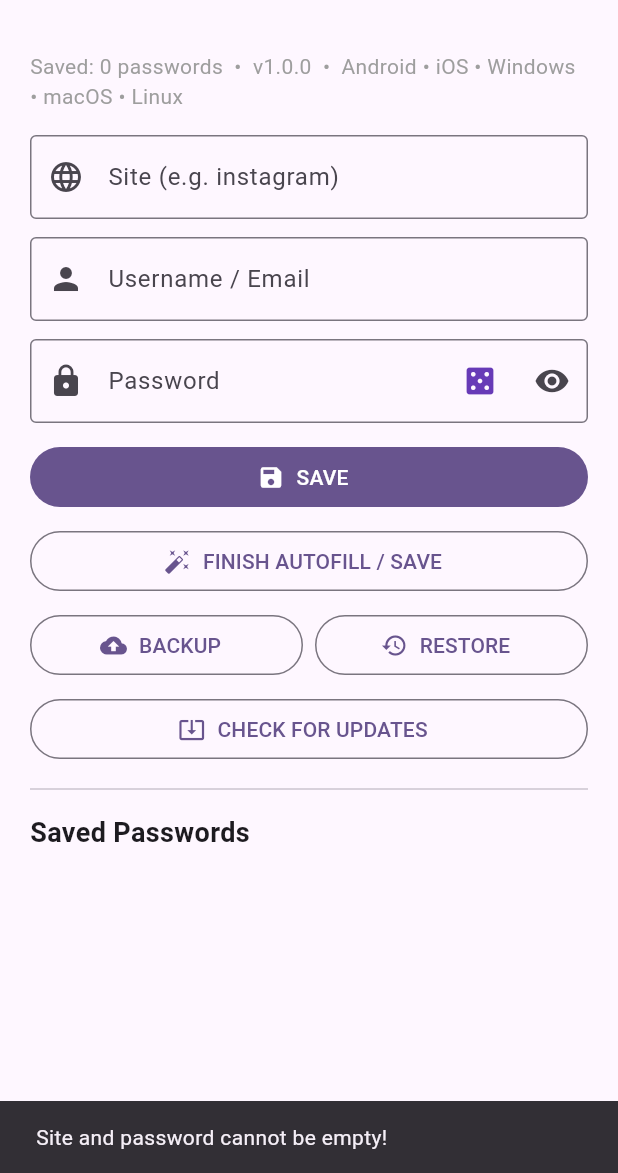
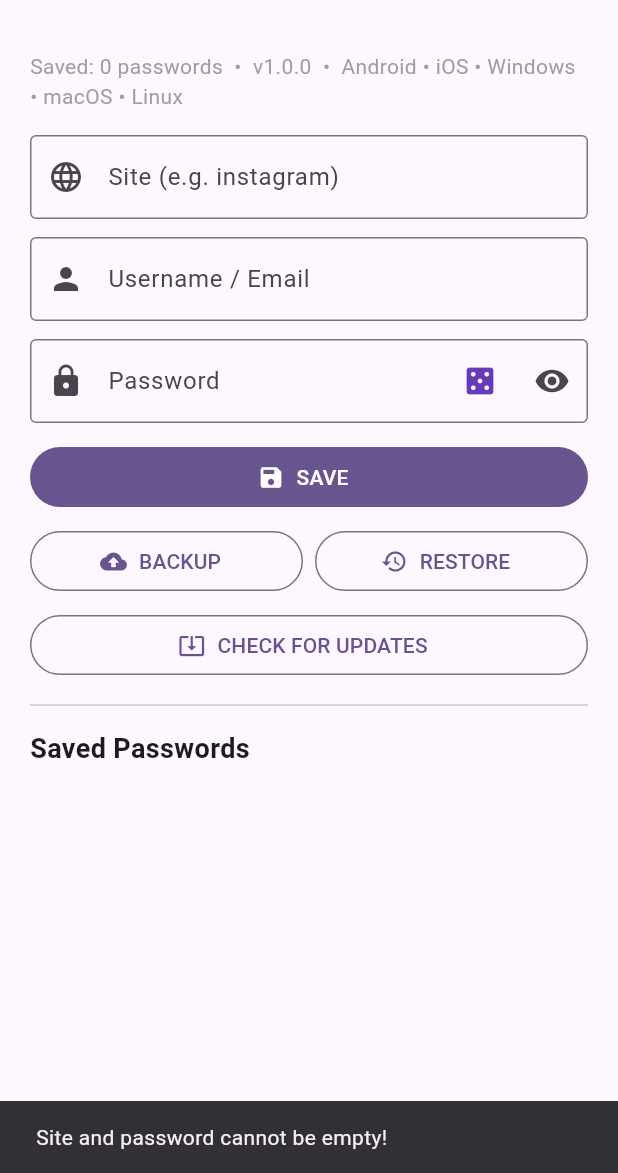
Before and after one commit to hasanylmztrk/SafeKey-Password-Generator, a Flutter app: the screen it shows after launch, after a tap on "SAVE", on a phone screen of 412 x 824 dp, the part 63-1236 px from its top. Run offline on Flutter 3.47's test engine with Material 3 defaults, Android fonts, the phone set to English and light mode, and no system bars; our stand-ins replace file_picker, flutter_secure_storage, share_plus.

Commit message:
Update main.dart

```diff
--- a/lib/main.dart
+++ b/lib/main.dart
@@ -104,7 +104,6 @@ class _HomePageState extends State<HomePage> {
       siteCtrl.clear(); userCtrl.clear(); passCtrl.clear();
     });
     await save();
-    TextInput.finishAutofillContext();
     if (!mounted) return;
     ScaffoldMessenger.of(context).showSnackBar(
       SnackBar(content: Text('$site saved! ✅')));
@@ -265,12 +264,12 @@ class _HomePageState extends State<HomePage> {
             Text('Saved: ${data.length} passwords  •  v$currentVersion  •  Android • iOS • Windows • macOS • Linux',
               style: const TextStyle(color: Colors.grey)),
             const SizedBox(height: 16),
-            AutofillGroup(
-              child: Column(
+            Column(
               children: [
                 TextField(
                   controller: siteCtrl,
-                    autofillHints: const [AutofillHints.url],
+                  enableSuggestions: false,
+                  autocorrect: false,
                   textInputAction: TextInputAction.next,
                   decoration: const InputDecoration(
                     labelText: 'Site (e.g. instagram)',
@@ -281,7 +280,8 @@ class _HomePageState extends State<HomePage> {
                 const SizedBox(height: 12),
                 TextField(
                   controller: userCtrl,
-                    autofillHints: const [AutofillHints.username, AutofillHints.email],
+                  enableSuggestions: false,
+                  autocorrect: false,
                   keyboardType: TextInputType.emailAddress,
                   textInputAction: TextInputAction.next,
                   decoration: const InputDecoration(
@@ -292,7 +292,8 @@ class _HomePageState extends State<HomePage> {
                 const SizedBox(height: 12),
                 TextField(
                   controller: passCtrl,
-                    autofillHints: const [AutofillHints.password],
+                  enableSuggestions: false,
+                  autocorrect: false,
                   obscureText: isPasswordHidden,
                   textInputAction: TextInputAction.done,
                   onSubmitted: (_) => add(),
@@ -317,7 +318,6 @@ class _HomePageState extends State<HomePage> {
                   ),
                 ),
               ],
-              ),
             ),
             if (isGeneratorOpen)
               Card(
@@ -369,8 +369,6 @@ class _HomePageState extends State<HomePage> {
             const SizedBox(height: 12),
             FilledButton.icon(onPressed: add, icon: const Icon(Icons.save), label: const Text('SAVE')),
             const SizedBox(height: 8),
-            OutlinedButton.icon(onPressed: () => TextInput.finishAutofillContext(), icon: const Icon(Icons.auto_fix_high), label: const Text('FINISH AUTOFILL / SAVE')),
-            const SizedBox(height: 8),
             Row(
               children: [
                 Expanded(child: OutlinedButton.icon(onPressed: exportBackup, icon: const Icon(Icons.backup), label: const Text('BACKUP'))),
```
Lines whose indentation alone changed are shown as unchanged.
